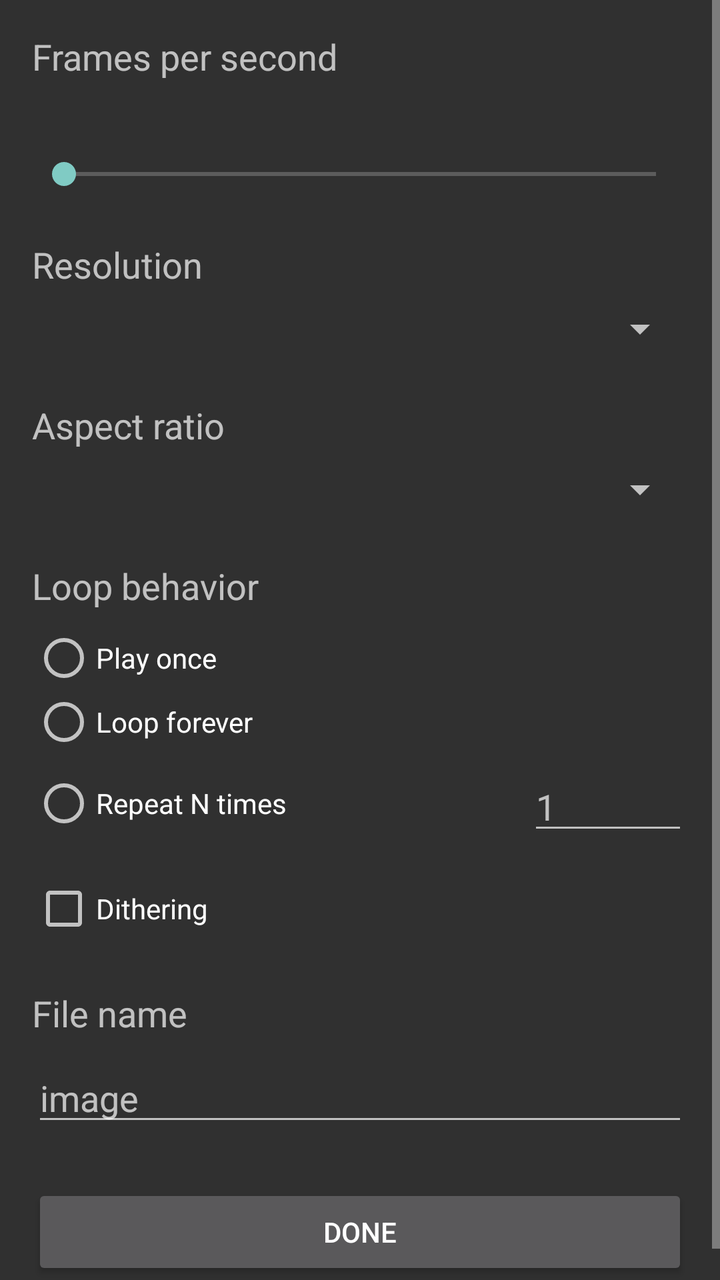
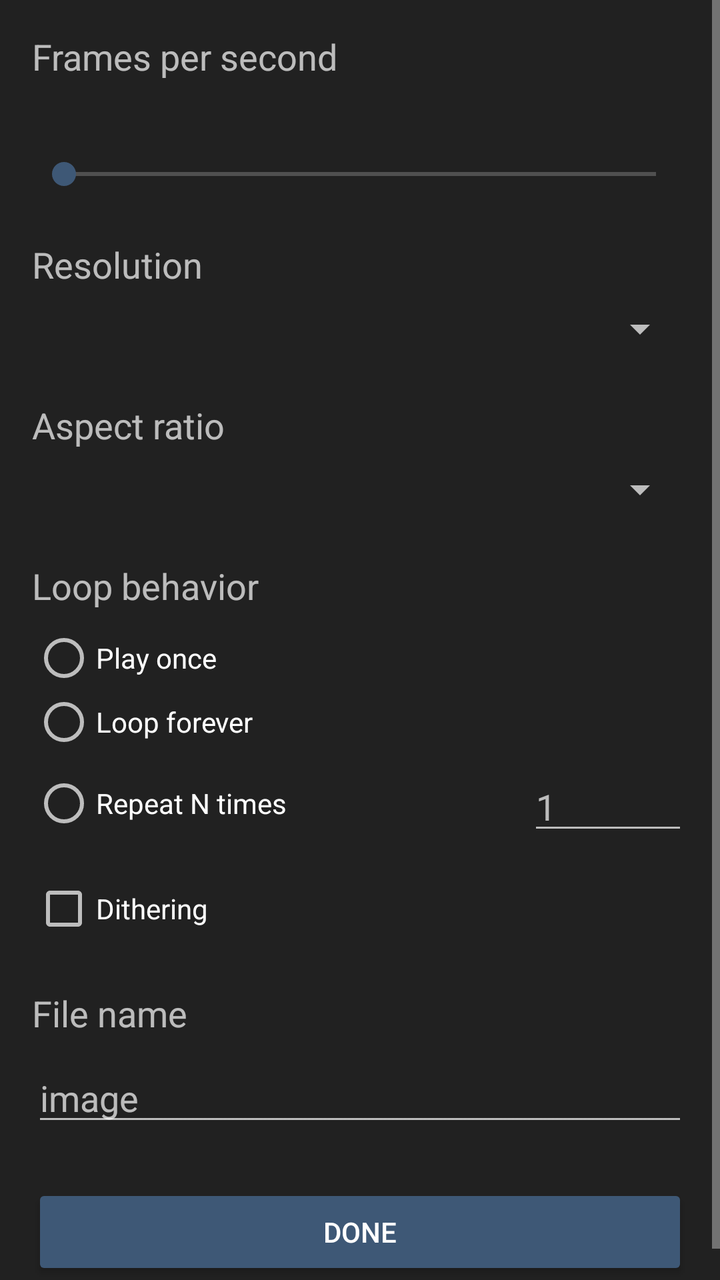

Compare the two renders of this Android layout. The source of the first and the diff that turns it into the second are given below.
<!-- AndroidManifest.xml: application theme Theme.Sunshower -->
<!-- res/layout/activity_settings.xml -->
<?xml version="1.0" encoding="utf-8"?>
<ScrollView xmlns:android="http://schemas.android.com/apk/res/android"
    android:layout_width="match_parent"
    android:layout_height="match_parent">

    <LinearLayout
        android:layout_width="match_parent"
        android:layout_height="wrap_content"
        android:orientation="vertical"
        android:padding="16dp"
        android:paddingTop="64dp">

        <TextView
            android:layout_width="wrap_content"
            android:layout_height="wrap_content"
            android:text="@string/fps_label"
            android:textSize="18sp" />

        <TextView
            android:id="@+id/fps_value"
            android:layout_width="wrap_content"
            android:layout_height="wrap_content"
            android:layout_marginTop="8dp"
            android:textSize="16sp" />

        <SeekBar
            android:id="@+id/fps_bar"
            android:layout_width="match_parent"
            android:layout_height="wrap_content"
            android:layout_marginTop="8dp"
            android:max="29" />

        <TextView
            android:layout_width="wrap_content"
            android:layout_height="wrap_content"
            android:layout_marginTop="24dp"
            android:text="@string/resolution_label"
            android:textSize="18sp" />

        <Spinner
            android:id="@+id/resolution_spinner"
            android:layout_width="match_parent"
            android:layout_height="wrap_content"
            android:layout_marginTop="8dp" />

        <TextView
            android:layout_width="wrap_content"
            android:layout_height="wrap_content"
            android:layout_marginTop="24dp"
            android:text="@string/aspect_label"
            android:textSize="18sp" />

        <Spinner
            android:id="@+id/aspect_spinner"
            android:layout_width="match_parent"
            android:layout_height="wrap_content"
            android:layout_marginTop="8dp" />

        <TextView
            android:layout_width="wrap_content"
            android:layout_height="wrap_content"
            android:layout_marginTop="24dp"
            android:text="@string/loop_label"
            android:textSize="18sp" />

        <RadioGroup
            android:id="@+id/loop_group"
            android:layout_width="match_parent"
            android:layout_height="wrap_content"
            android:layout_marginTop="8dp"
            android:orientation="vertical">

            <RadioButton
                android:id="@+id/loop_once"
                android:layout_width="wrap_content"
                android:layout_height="wrap_content"
                android:text="@string/loop_once" />

            <RadioButton
                android:id="@+id/loop_infinite"
                android:layout_width="wrap_content"
                android:layout_height="wrap_content"
                android:text="@string/loop_infinite" />
        </RadioGroup>

        <LinearLayout
            android:layout_width="match_parent"
            android:layout_height="wrap_content"
            android:layout_marginTop="4dp"
            android:gravity="center_vertical"
            android:orientation="horizontal">

            <RadioButton
                android:id="@+id/loop_count"
                android:layout_width="0dp"
                android:layout_height="wrap_content"
                android:layout_weight="1"
                android:text="@string/loop_count" />

            <EditText
                android:id="@+id/loop_count_input"
                android:layout_width="80dp"
                android:layout_height="wrap_content"
                android:hint="1"
                android:importantForAutofill="no"
                android:inputType="number" />
        </LinearLayout>

        <CheckBox
            android:id="@+id/dithering_switch"
            android:layout_width="wrap_content"
            android:layout_height="wrap_content"
            android:layout_marginTop="16dp"
            android:text="@string/dithering" />

        <TextView
            android:layout_width="wrap_content"
            android:layout_height="wrap_content"
            android:layout_marginTop="24dp"
            android:text="@string/file_name_label"
            android:textSize="18sp" />

        <EditText
            android:id="@+id/file_name_input"
            android:layout_width="match_parent"
            android:layout_height="wrap_content"
            android:layout_marginTop="8dp"
            android:hint="@string/default_file_name"
            android:importantForAutofill="no"
            android:inputType="text"
            android:maxLength="64" />

        <Button
            android:id="@+id/done_button"
            android:layout_width="match_parent"
            android:layout_height="wrap_content"
            android:layout_marginTop="24dp"
            android:text="@string/done" />
    </LinearLayout>
</ScrollView>
<!-- resources referenced by this layout -->
<resources>
  <string name="aspect_label">Aspect ratio</string>
  <string name="default_file_name">image</string>
  <string name="dithering">Dithering</string>
  <string name="done">Done</string>
  <string name="file_name_label">File name</string>
  <string name="fps_label">Frames per second</string>
  <string name="loop_count">Repeat N times</string>
  <string name="loop_infinite">Loop forever</string>
  <string name="loop_label">Loop behavior</string>
  <string name="loop_once">Play once</string>
  <string name="resolution_label">Resolution</string>
  <style name="Theme.Sunshower" parent="android:Theme.Material.NoActionBar" />
</resources>

<!-- the commit's change to res/layout/activity_settings.xml (unified diff, before → after) -->
@@ -7,8 +7,7 @@
         android:layout_width="match_parent"
         android:layout_height="wrap_content"
         android:orientation="vertical"
-        android:padding="16dp"
-        android:paddingTop="64dp">
+        android:padding="16dp">
 
         <TextView
             android:layout_width="wrap_content"
@@ -37,11 +36,12 @@
             android:text="@string/resolution_label"
             android:textSize="18sp" />
 
-        <Spinner
-            android:id="@+id/resolution_spinner"
-            android:layout_width="match_parent"
-            android:layout_height="wrap_content"
-            android:layout_marginTop="8dp" />
+                <Spinner
+                    android:id="@+id/resolution_spinner"
+                    android:layout_width="match_parent"
+                    android:layout_height="wrap_content"
+                    android:layout_marginTop="8dp"
+                    android:popupBackground="@drawable/spinner_popup" />
 
         <TextView
             android:layout_width="wrap_content"
@@ -50,11 +50,12 @@
             android:text="@string/aspect_label"
             android:textSize="18sp" />
 
-        <Spinner
-            android:id="@+id/aspect_spinner"
-            android:layout_width="match_parent"
-            android:layout_height="wrap_content"
-            android:layout_marginTop="8dp" />
+                <Spinner
+                    android:id="@+id/aspect_spinner"
+                    android:layout_width="match_parent"
+                    android:layout_height="wrap_content"
+                    android:layout_marginTop="8dp"
+                    android:popupBackground="@drawable/spinner_popup" />
 
         <TextView
             android:layout_width="wrap_content"
<!-- resource entries referenced after the edit -->
@@ -1,5 +1,13 @@
 <!-- resources referenced by this layout -->
 <resources>
+  <!-- drawable spinner_popup (drawable) -->
+  <?xml version="1.0" encoding="utf-8"?>
+  <shape xmlns:android="http://schemas.android.com/apk/res/android"
+      android:shape="rectangle">
+      <solid android:color="#FF2C2C2C" />
+      <corners android:radius="8dp" />
+      <stroke android:width="1dp" android:color="#FF4A4A4A" />
+  </shape>
   <string name="aspect_label">Aspect ratio</string>
   <string name="default_file_name">image</string>
   <string name="dithering">Dithering</string>
@@ -11,6 +19,18 @@
   <string name="loop_label">Loop behavior</string>
   <string name="loop_once">Play once</string>
   <string name="resolution_label">Resolution</string>
-  <style name="Theme.Sunshower" parent="android:Theme.Material.NoActionBar" />
+  <style name="Theme.Sunshower" parent="android:Theme.Material.NoActionBar">
+          <item name="android:colorBackground">@color/surface</item>
+          <item name="android:windowBackground">@color/surface</item>
+          <item name="android:colorPrimary">@color/accent</item>
+          <item name="android:colorPrimaryDark">@color/surface_dim</item>
+          <item name="android:colorAccent">@color/accent</item>
+          <item name="android:colorButtonNormal">@color/accent</item>
+          <item name="android:statusBarColor">@color/surface_dim</item>
+          <item name="android:navigationBarColor">@color/surface_dim</item>
+      </style>
+  <color name="surface">#FF212121</color>
+  <color name="accent">#FF3E5876</color>
+  <color name="surface_dim">#FF1A1A1A</color>
 </resources>
 
